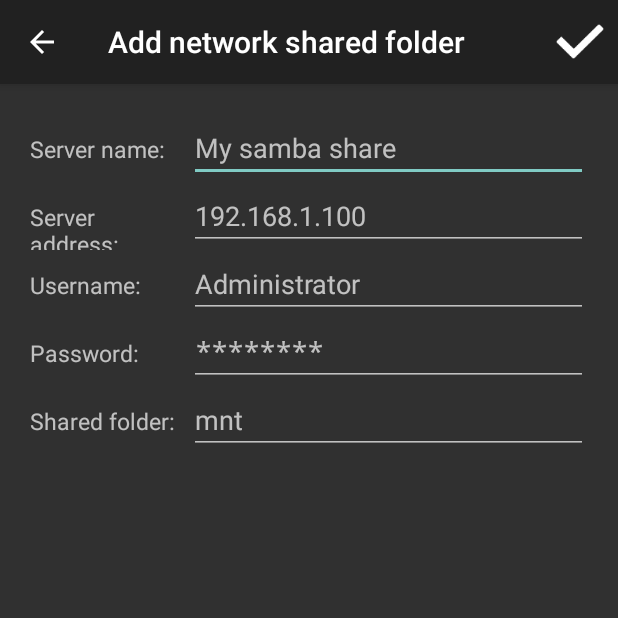
After one commit to xdtianyu/ImageViewer, an Android app: the EditServerActivity screen opened directly, with no data from a screen before it, on a phone screen of 412 x 824 dp, the top half of it. The commit adds this screen. Run offline under Robolectric (Android 15) with nearby library versions, the phone set to English and light mode, and no system bars; libraries missing offline, so code that uses them is left out: pl.droidsonroids.gif.

Commit message:
add multi server support

```diff
--- /dev/null
+++ b/app/src/main/java/org/xdty/imageviewer/activity/EditServerActivity.java
@@ -0,0 +1,180 @@
+package org.xdty.imageviewer.activity;
+
+import android.app.ActionBar;
+import android.app.Activity;
+import android.content.Intent;
+import android.content.SharedPreferences;
+import android.content.SharedPreferences.Editor;
+import android.os.Bundle;
+import android.preference.PreferenceManager;
+import android.util.Log;
+import android.view.Menu;
+import android.view.MenuInflater;
+import android.view.MenuItem;
+import android.widget.EditText;
+import android.widget.Toast;
+
+import org.json.JSONArray;
+import org.json.JSONException;
+import org.json.JSONObject;
+import org.xdty.imageviewer.R;
+import org.xdty.imageviewer.model.Config;
+
+/**
+ * Created by ty on 15-5-7.
+ */
+public class EditServerActivity extends Activity {
+
+    public final static String TAG = "EditServerActivity";
+    private EditText name;
+    private EditText address;
+    private EditText username;
+    private EditText password;
+    private EditText folder;
+
+    private int id = -1;
+
+    @Override
+    protected void onStart() {
+        super.onStart();
+    }
+
+    @Override
+    public boolean onCreateOptionsMenu(Menu menu) {
+        MenuInflater menuInflater = getMenuInflater();
+        menuInflater.inflate(R.menu.mean_add_share, menu);
+        return super.onCreateOptionsMenu(menu);
+    }
+
+    @Override
+    public boolean onOptionsItemSelected(MenuItem item) {
+
+        switch (item.getItemId()) {
+            case android.R.id.home:
+                this.finish();
+                return true;
+            case R.id.action_save:
+                addNewServer();
+                return true;
+            default:
+                return super.onOptionsItemSelected(item);
+        }
+    }
+
+    private void addNewServer() {
+        String nameText = name.getText().toString();
+        String addressText = address.getText().toString();
+        String usernameText = username.getText().toString();
+        String passwordText = password.getText().toString();
+        String folderText = folder.getText().toString();
+
+        if (addressText.isEmpty()) {
+            Toast.makeText(this, R.string.server_address_cannot_be_empty, Toast.LENGTH_SHORT).show();
+        } else {
+            try {
+                JSONObject jsonServer = new JSONObject();
+                jsonServer.put("name", nameText);
+                jsonServer.put("address", addressText);
+                jsonServer.put("username", usernameText);
+                jsonServer.put("password", passwordText);
+                jsonServer.put("folder", folderText);
+
+                Log.d(TAG, jsonServer.toString());
+
+                JSONObject jsonServers;
+                JSONArray jsonArray;
+
+                SharedPreferences sharedPreferences = PreferenceManager.getDefaultSharedPreferences(this);
+                String services = sharedPreferences.getString(Config.SERVERS, "");
+
+                if (services == null || services.isEmpty()) {
+                    jsonServers = new JSONObject();
+                    jsonArray = new JSONArray();
+
+                    jsonServer.put("id", 0);
+                    jsonArray.put(jsonServer);
+                    jsonServers.put("server", jsonArray);
+                } else {
+                    int maxID = 0;
+                    jsonServers = new JSONObject(services);
+                    jsonArray = jsonServers.getJSONArray("server");
+
+                    for (int i = 0; i < jsonArray.length(); i++) {
+                        JSONObject jsonObject = (JSONObject) jsonArray.get(i);
+                        int currentID = jsonObject.getInt("id");
+
+                        if (id != -1 && id == currentID) {
+                            jsonObject.put("name", nameText);
+                            jsonObject.put("address", addressText);
+                            jsonObject.put("username", usernameText);
+                            jsonObject.put("password", passwordText);
+                            jsonObject.put("folder", folderText);
+                            break;
+                        } else {
+                            maxID = maxID > currentID ? maxID : currentID;
+                        }
+                    }
+
+                    if (id == -1) {
+                        jsonServer.put("id", maxID + 1);
+                        jsonArray.put(jsonArray.length(), jsonServer);
+                    }
+                }
+                Log.d(TAG, jsonServers.toString());
+                Editor editor = sharedPreferences.edit();
+                editor.putString(Config.SERVERS, jsonServers.toString());
+                editor.apply();
+                finish();
+            } catch (JSONException e) {
+                e.printStackTrace();
+            }
+        }
+    }
+
+    @Override
+    protected void onCreate(Bundle savedInstanceState) {
+        super.onCreate(savedInstanceState);
+        ActionBar actionBar = getActionBar();
+        if (actionBar != null) {
+            actionBar.setDisplayHomeAsUpEnabled(true);
+        }
+        setContentView(R.layout.activity_add_shared);
+
+        name = (EditText) findViewById(R.id.windows_share_name);
+        address = (EditText) findViewById(R.id.windows_share_server);
+        username = (EditText) findViewById(R.id.windows_share_username);
+        password = (EditText) findViewById(R.id.windows_share_password);
+        folder = (EditText) findViewById(R.id.windows_share_folder);
+
+        Intent intent = getIntent();
+        Bundle bundle = intent.getExtras();
+        if (bundle != null) {
+            id = (int) bundle.get("id");
+            SharedPreferences sharedPreferences = PreferenceManager.getDefaultSharedPreferences(this);
+            String services = sharedPreferences.getString(Config.SERVERS, "");
+
+            if (services != null && !services.isEmpty()) {
+                try {
+                    JSONObject jsonServers = new JSONObject(services);
+                    JSONArray jsonArray = jsonServers.getJSONArray("server");
+                    for (int i = 0; i < jsonArray.length(); i++) {
+                        JSONObject jsonServer = (JSONObject) jsonArray.get(i);
+                        if (jsonServer.getInt("id") == id) {
+                            name.setText(jsonServer.getString("name"));
+                            address.setText(jsonServer.getString("address"));
+                            username.setText(jsonServer.getString("username"));
+                            password.setText(jsonServer.getString("password"));
+                            folder.setText(jsonServer.getString("folder"));
+                            break;
+                        }
+                    }
+                } catch (JSONException e) {
+                    e.printStackTrace();
+                }
+
+            }
+        }
+
+    }
+
+}
--- a/app/src/main/java/org/xdty/imageviewer/activity/SettingsActivity.java
+++ b/app/src/main/java/org/xdty/imageviewer/activity/SettingsActivity.java
@@ -19,7 +19,7 @@ public class SettingsActivity extends PreferenceActivity {
     @Override
     protected void onStart() {
         super.onStart();
-        overridePendingTransition(0, 0);
+//        overridePendingTransition(0, 0);
     }
 
     @Override
--- a/app/src/main/java/org/xdty/imageviewer/model/Config.java
+++ b/app/src/main/java/org/xdty/imageviewer/model/Config.java
@@ -17,4 +17,6 @@ public class Config {
     public final static String SAMBA_PREFIX = "smb://";
     public final static String ROOT_PATH = "root://";
 
+    public final static String SERVERS = "servers";
+
 }
--- /dev/null
+++ b/app/src/main/res/layout/activity_add_shared.xml
@@ -0,0 +1,68 @@
+<?xml version="1.0" encoding="utf-8"?>
+<LinearLayout xmlns:android="http://schemas.android.com/apk/res/android"
+              android:orientation="vertical"
+              android:layout_width="match_parent"
+              android:padding="20dp"
+              android:layout_height="match_parent">
+    <LinearLayout
+        android:layout_width="fill_parent"
+        android:layout_height="wrap_content"
+        android:orientation="horizontal">
+        <TextView
+            style="@style/static_text_style"
+            android:text="@string/windows_share_name"/>
+        <EditText
+            style="@style/edit_text_style"
+            android:id="@+id/windows_share_name"
+            android:hint="@string/windows_share_name_hint"/>
+    </LinearLayout>
+    <LinearLayout
+        android:layout_width="fill_parent"
+        android:layout_height="wrap_content"
+        android:orientation="horizontal">
+        <TextView
+            style="@style/static_text_style"
+            android:text="@string/windows_share_server"/>
+        <EditText
+            style="@style/edit_text_style"
+            android:id="@+id/windows_share_server"
+            android:hint="@string/windows_share_server_hint"/>
+    </LinearLayout>
+    <LinearLayout
+        android:layout_width="fill_parent"
+        android:layout_height="wrap_content"
+        android:orientation="horizontal">
+        <TextView
+            style="@style/static_text_style"
+            android:text="@string/windows_share_username"/>
+        <EditText
+            style="@style/edit_text_style"
+            android:id="@+id/windows_share_username"
+            android:hint="@string/windows_share_username_hint"/>
+    </LinearLayout>
+    <LinearLayout
+        android:layout_width="fill_parent"
+        android:layout_height="wrap_content"
+        android:orientation="horizontal">
+        <TextView
+            style="@style/static_text_style"
+            android:text="@string/windows_share_password"/>
+        <EditText
+            android:id="@+id/windows_share_password"
+            style="@style/edit_text_style"
+            android:hint="@string/windows_share_password_hint"
+            android:inputType="textPassword"/>
+    </LinearLayout>
+    <LinearLayout
+        android:layout_width="fill_parent"
+        android:layout_height="wrap_content"
+        android:orientation="horizontal">
+        <TextView
+            style="@style/static_text_style"
+            android:text="@string/windows_share_folder"/>
+        <EditText
+            style="@style/edit_text_style"
+            android:id="@+id/windows_share_folder"
+            android:hint="@string/windows_share_folder_hint"/>
+    </LinearLayout>
+</LinearLayout>
--- /dev/null
+++ b/app/src/main/res/menu/mean_add_share.xml
@@ -0,0 +1,6 @@
+<?xml version="1.0" encoding="utf-8"?>
+<menu xmlns:android="http://schemas.android.com/apk/res/android">
+    <item android:id="@+id/action_save" android:title="@string/action_save"
+          android:orderInCategory="100" android:showAsAction="ifRoom"
+          android:icon="@mipmap/check35" />
+</menu>
--- a/app/src/main/res/values-v21/styles.xml
+++ b/app/src/main/res/values-v21/styles.xml
@@ -9,4 +9,24 @@
     <style name="action_bar_theme" parent="@android:style/Widget.Material.ActionBar.Solid">
         <item name="android:background">#60000000</item>
     </style>
+    <style name="static_text_style">
+        <item name="android:layout_weight">1</item>
+        <item name="android:layout_height">wrap_content</item>
+        <item name="android:layout_width">0dp</item>
+        <item name="android:textSize">15sp</item>
+    </style>
+    <style name="edit_text_style">
+        <item name="android:layout_weight">2.5</item>
+        <item name="android:layout_height">wrap_content</item>
+        <item name="android:layout_width">0dp</item>
+    </style>
+
+    <style name="AddShareTheme" parent="@android:style/Theme.Material">
+        <item name="android:actionButtonStyle">@style/action_button_style</item>
+    </style>
+
+    <style name="action_button_style" parent="@android:style/Theme.Material">
+        <item name="android:minWidth">50dp</item>
+        <item name="android:paddingRight">0dp</item>
+    </style>
 </resources>
--- a/app/src/main/res/values/strings.xml
+++ b/app/src/main/res/values/strings.xml
@@ -18,20 +18,30 @@
     <string name="check_description">check</string>
 
     <string name="network_share">Network share</string>
-    <string name="windows_share">Windows share</string>
-    <string name="windows_share_server">Server address</string>
-    <string name="windows_share_username">Username</string>
-    <string name="windows_share_password">Password</string>
-    <string name="windows_share_folder">Shared folder</string>
+    <string name="windows_share">Add windows share</string>
+    <string name="windows_share_server">Server address:</string>
+    <string name="windows_share_server_hint" translatable="false">192.168.1.100</string>
+    <string name="windows_share_username">Username:</string>
+    <string name="windows_share_username_hint" translatable="false">Administrator</string>
+    <string name="windows_share_password">Password:</string>
+    <string name="windows_share_password_hint" translatable="false">********</string>
+    <string name="windows_share_folder">Shared folder:</string>
+    <string name="windows_share_folder_hint" translatable="false">mnt</string>
     <string name="windows_share_summary">Connect windows share or samba server </string>
+    <string name="server_address_cannot_be_empty">Server address cannot be empty</string>
 
     <string name="file_explorer_mode">File explorer mode</string>
     <string name="show_hiding_files">Show hiding files</string>
+    <string name="add_share_activity">Add network shared folder</string>
+    <string name="added_shared_folder">Added network shared folder</string>
 
     <string name="image_rotate_type">Image display</string>
     <string name="image_original">Original</string>
     <string name="image_fit_screen">Rotate image to fit screen</string>
     <string name="screen_fit_image">Rotate screen to fit image</string>
+    <string name="action_save">Save</string>
+    <string name="windows_share_name">Server name:</string>
+    <string name="windows_share_name_hint">My samba share</string>
     <string-array name="image_rotate_entries">
         <item>@string/image_original</item>
         <item>@string/image_fit_screen</item>
```
Also changed, not shown: app/src/main/AndroidManifest.xml (+8 -0 lines), app/src/main/java/org/xdty/imageviewer/activity/MainActivity.java (+61 -12 lines), app/src/main/java/org/xdty/imageviewer/fragment/settings/NetworkShareFragment.java (+44 -30 lines), app/src/main/java/org/xdty/imageviewer/model/SambaInfo.java (+29 -0 lines), app/src/main/res/xml/settings_network_fragment.xml (+1 -15 lines), app/src/main/res/mipmap-xhdpi/check35.png (added), app/src/main/res/mipmap-xhdpi/done.png (added), 1 other file.
